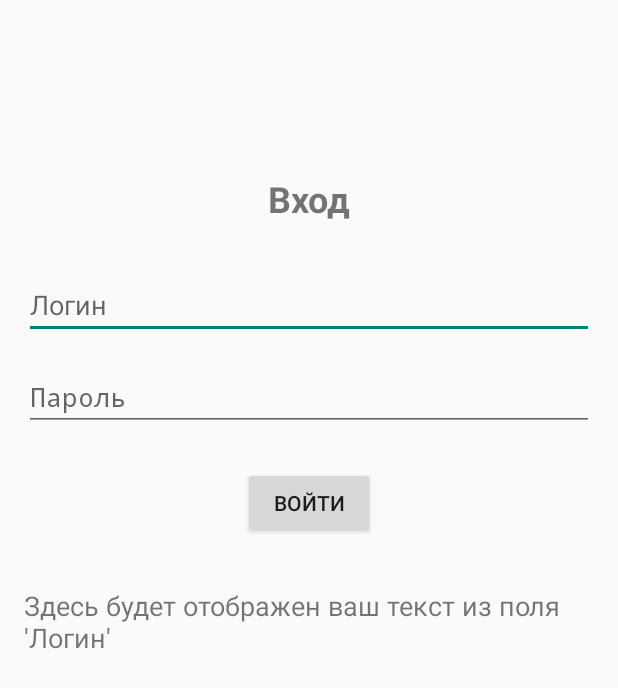
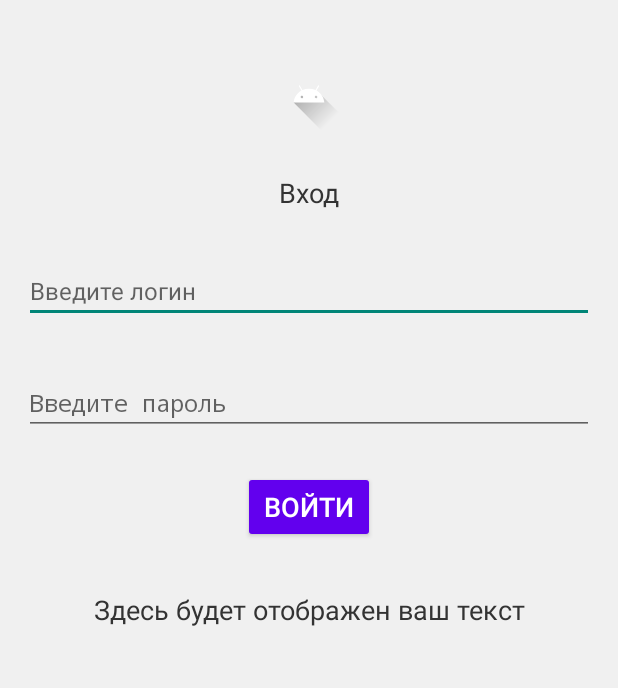
Before and after one commit to TamponN/AndrroidDevelopment_Plotnikov_IT41, an Android app built with Jetpack Compose: the screen it shows after launch (MainActivity), on a phone screen of 412 x 824 dp. Shown: the top 688 px of the screen. Run offline under Robolectric (Android 15) with nearby library versions, the phone set to English and light mode, and no system bars.

Commit message:
Completed lab 4

```diff
--- a/app/src/main/java/com/example/app/MainActivity.kt
+++ b/app/src/main/java/com/example/app/MainActivity.kt
@@ -52,8 +52,10 @@ class MainActivity : ComponentActivity() {
 
             // Проверяем, не пустой ли текст
             if (userInputText.isNotBlank()) {
+                // Используем getString() для форматированных строк из ресурсов
+                val toastMessage = getString(R.string.toast_your_text, editTextLogin.text)
                 // текст в Toast-уведомление
-                Toast.makeText(this, "Ваш текст: $userInputText", Toast.LENGTH_LONG).show()
+                Toast.makeText(this, toastMessage, Toast.LENGTH_LONG).show()
 
                 // И текст в TextView на экране
                 textViewDisplay.text = userInputText
--- /dev/null
+++ b/app/src/main/res/drawable/ic_app_logo.xml
@@ -0,0 +1,30 @@
+<vector xmlns:android="http://schemas.android.com/apk/res/android"
+    xmlns:aapt="http://schemas.android.com/aapt"
+    android:width="108dp"
+    android:height="108dp"
+    android:viewportWidth="108"
+    android:viewportHeight="108">
+    <path android:pathData="M31,63.928c0,0 6.4,-11 12.1,-13.1c7.2,-2.6 26,-1.4 26,-1.4l38.1,38.1L107,108.928l-32,-1L31,63.928z">
+        <aapt:attr name="android:fillColor">
+            <gradient
+                android:endX="85.84757"
+                android:endY="92.4963"
+                android:startX="42.9492"
+                android:startY="49.59793"
+                android:type="linear">
+                <item
+                    android:color="#44000000"
+                    android:offset="0.0" />
+                <item
+                    android:color="#00000000"
+                    android:offset="1.0" />
+            </gradient>
+        </aapt:attr>
+    </path>
+    <path
+        android:fillColor="#FFFFFF"
+        android:fillType="nonZero"
+        android:pathData="M65.3,45.828l3.8,-6.6c0.2,-0.4 0.1,-0.9 -0.3,-1.1c-0.4,-0.2 -0.9,-0.1 -1.1,0.3l-3.9,6.7c-6.3,-2.8 -13.4,-2.8 -19.7,0l-3.9,-6.7c-0.2,-0.4 -0.7,-0.5 -1.1,-0.3C38.8,38.328 38.7,38.828 38.9,39.228l3.8,6.6C36.2,49.428 31.7,56.028 31,63.928h46C76.3,56.028 71.8,49.428 65.3,45.828zM43.4,57.328c-0.8,0 -1.5,-0.5 -1.8,-1.2c-0.3,-0.7 -0.1,-1.5 0.4,-2.1c0.5,-0.5 1.4,-0.7 2.1,-0.4c0.7,0.3 1.2,1 1.2,1.8C45.3,56.528 44.5,57.328 43.4,57.328L43.4,57.328zM64.6,57.328c-0.8,0 -1.5,-0.5 -1.8,-1.2s-0.1,-1.5 0.4,-2.1c0.5,-0.5 1.4,-0.7 2.1,-0.4c0.7,0.3 1.2,1 1.2,1.8C66.5,56.528 65.6,57.328 64.6,57.328L64.6,57.328z"
+        android:strokeWidth="1"
+        android:strokeColor="#00000000" />
+</vector>
--- a/app/src/main/res/layout/activity_main.xml
+++ b/app/src/main/res/layout/activity_main.xml
@@ -53,17 +53,27 @@
     xmlns:tools="http://schemas.android.com/tools"
     android:layout_width="match_parent"
     android:layout_height="match_parent"
-    android:padding="16dp"
+    android:padding="@dimen/activity_padding"
+    android:background="@color/app_background"
     tools:context=".MainActivity">
+
+    <!-- Иконка приложения -->
+    <ImageView
+        android:id="@+id/imageViewAppIcon"
+        android:layout_width="@dimen/icon_size"
+        android:layout_height="@dimen/icon_size"
+        android:src="@drawable/ic_app_logo"
+        android:contentDescription="@string/app_icon_description"
+        app:layout_constraintTop_toTopOf="parent"
+        app:layout_constraintStart_toStartOf="parent"
+        app:layout_constraintEnd_toEndOf="parent"
+        android:layout_marginTop="@dimen/icon_spacing_top"/>
 
     <!-- Заголовок -->
     <TextView
         android:id="@+id/textViewTitle"
-        android:layout_width="wrap_content"
-        android:layout_height="wrap_content"
-        android:text="Вход"
-        android:textSize="24sp"
-        android:textStyle="bold"
+        style="@style/Widget.App.TextView.Display"
+        android:text="@string/label_login_text"
         app:layout_constraintTop_toTopOf="parent"
         app:layout_constraintStart_toStartOf="parent"
         app:layout_constraintEnd_toEndOf="parent"
@@ -72,49 +82,42 @@
     <!-- Первое поле для ввода -->
     <EditText
         android:id="@+id/editTextLogin"
-        android:layout_width="0dp"
-        android:layout_height="wrap_content"
-        android:hint="Логин"
+        style="@style/Widget.App.EditText"
+        android:hint="@string/label_login_hint"
+        android:autofillHints=""
         android:inputType="text"
         app:layout_constraintTop_toBottomOf="@id/textViewTitle"
         app:layout_constraintStart_toStartOf="parent"
-        app:layout_constraintEnd_toEndOf="parent"
-        android:layout_marginTop="32dp"/>
+        app:layout_constraintEnd_toEndOf="parent" />
 
     <!-- Второе поле для ввода -->
     <EditText
         android:id="@+id/editTextPassword"
-        android:layout_width="0dp"
-        android:layout_height="wrap_content"
-        android:hint="Пароль"
+        style="@style/Widget.App.EditText"
+        android:autofillHints=""
+        android:hint="@string/label_password_hint"
         android:inputType="textPassword"
         app:layout_constraintTop_toBottomOf="@id/editTextLogin"
         app:layout_constraintStart_toStartOf="parent"
-        app:layout_constraintEnd_toEndOf="parent"
-        android:layout_marginTop="16dp"/>
+        app:layout_constraintEnd_toEndOf="parent"/>
 
     <!-- Кнопка входа -->
     <Button
         android:id="@+id/buttonLogin"
-        android:layout_width="wrap_content"
-        android:layout_height="wrap_content"
-        android:text="Войти"
+        style="@style/Widget.App.Button"
+        android:text="@string/label_login_button"
         app:layout_constraintTop_toBottomOf="@id/editTextPassword"
         app:layout_constraintStart_toStartOf="parent"
-        app:layout_constraintEnd_toEndOf="parent"
-        android:layout_marginTop="24dp"/>
+        app:layout_constraintEnd_toEndOf="parent" />
 
     <!-- Дополнительные поля для второй лабораторной -->
     <!-- TextView для отображения введенного текста -->
     <TextView
         android:id="@+id/textViewDisplay"
-        android:layout_width="wrap_content"
-        android:layout_height="wrap_content"
-        android:text="Здесь будет отображен ваш текст из поля 'Логин'"
-        android:textSize="18sp"
+        style="@style/Widget.App.TextView.Display"
+        android:text="@string/textview_default_text"
         app:layout_constraintTop_toBottomOf="@id/buttonLogin"
         app:layout_constraintStart_toStartOf="parent"
-        app:layout_constraintEnd_toEndOf="parent"
-        android:layout_marginTop="32dp"/>
+        app:layout_constraintEnd_toEndOf="parent"/>
 
 </androidx.constraintlayout.widget.ConstraintLayout>
--- a/app/src/main/res/values/colors.xml
+++ b/app/src/main/res/values/colors.xml
@@ -7,4 +7,10 @@
     <color name="teal_700">#FF018786</color>
     <color name="black">#FF000000</color>
     <color name="white">#FFFFFFFF</color>
+
+    <!-- Добавил свои цвета для приложения-->
+    <color name="app_background">#F0F0F0</color>
+    <color name="text_color_primary">#333333</color>
+    <color name="button_background_color">@color/purple_500</color>
+    <color name="button_text_color">@color/white</color>
 </resources>
--- /dev/null
+++ b/app/src/main/res/values/dimens.xml
@@ -0,0 +1,16 @@
+<?xml version="1.0" encoding="utf-8"?>
+<resources>
+    <!-- Отступы -->
+    <dimen name="activity_padding">16dp</dimen>
+    <dimen name="element_spacing_large">32dp</dimen>
+    <dimen name="element_spacing_medium">24dp</dimen>
+    <dimen name="element_spacing_small">16dp</dimen>
+    <dimen name="icon_spacing_top">24dp</dimen>
+
+    <!-- Размеры текста -->
+    <dimen name="text_size_default">18sp</dimen>
+    <dimen name="text_size_input">16sp</dimen>
+
+    <!-- Размеры для иконки -->
+    <dimen name="icon_size">48dp</dimen>
+</resources>
--- a/app/src/main/res/values/strings.xml
+++ b/app/src/main/res/values/strings.xml
@@ -1,3 +1,18 @@
 <resources>
-    <string name="app_name">App</string>
+    <string name="app_name">Приложение</string>
+    <!-- Строки для MainActivity -->
+    <string name="hint_enter_text">Введите текст здесь</string>
+    <string name="button_show_text">Показать текст</string>
+    <string name="textview_default_text">Здесь будет отображен ваш текст</string>
+    <string name="toast_your_text">Ваш текст: %1$s</string> <!-- ФорматированнаяСтрока -->
+    <string name="toast_please_enter_text">Пожалуйста, введите текст</string>
+    <string name="textview_nothing_entered">Вы ничего не ввели</string>
+    <string name="label_login_text">Вход</string>
+
+    <!-- Описание для иконки -->
+    <string name="app_icon_description">Иконка приложения</string>
+    <string name="label_login_hint">Введите логин</string>
+    <string name="label_password_hint">Введите пароль</string>
+    <string name="label_login_button">Войти</string>
+
 </resources>
--- a/app/src/main/res/values/themes.xml
+++ b/app/src/main/res/values/themes.xml
@@ -1,5 +1,36 @@
 <?xml version="1.0" encoding="utf-8"?>
 <resources>
-
-    <style name="Theme.App" parent="android:Theme.Material.Light.NoActionBar" />
+    <style name="Theme.App" parent="android:Theme.Material.Light.NoActionBar">
+        <!-- Основные атрибуты темы -->
+        <item name="colorPrimary">@color/purple_500</item>
+        <!-- Цвет фона по умолчанию для экранов -->
+        <item name="android:colorBackground">@color/app_background</item>
+        <!-- Стиль текста по умолчанию -->
+        <item name="android:textColor">@color/text_color_primary</item>
+        <item name="android:textSize">@dimen/text_size_default</item>
+    </style>
+    <!-- Стиль для полей ввода -->
+    <style name="Widget.App.EditText" parent="Widget.AppCompat.EditText">
+        <item name="android:layout_width">0dp</item>
+        <item name="android:layout_height">wrap_content</item>
+        <item name="android:textSize">@dimen/text_size_input</item>
+        <item name="android:textColor">@color/text_color_primary</item>
+        <item name="android:layout_marginTop">@dimen/element_spacing_large</item>
+    </style>
+    <!-- Стиль для кнопок -->
+    <style name="Widget.App.Button" parent="Widget.AppCompat.Button">
+        <item name="android:layout_width">wrap_content</item> <!-- Или 0dp для match_constraint -->
+        <item name="android:layout_height">wrap_content</item>
+        <item name="android:backgroundTint">@color/button_background_color</item>
+        <item name="android:textColor">@color/button_text_color</item>
+        <item name="android:layout_marginTop">@dimen/element_spacing_medium</item>
+    </style>
+    <!-- Стиль для основного отображаемого текста -->
+    <style name="Widget.App.TextView.Display" parent="Widget.AppCompat.TextView">
+        <item name="android:layout_width">wrap_content</item>
+        <item name="android:layout_height">wrap_content</item>
+        <item name="android:textSize">@dimen/text_size_default</item>
+        <item name="android:textColor">@color/text_color_primary</item>
+        <item name="android:layout_marginTop">@dimen/element_spacing_large</item>
+    </style>
 </resources>
```
Also changed, not shown: 1 other file.
